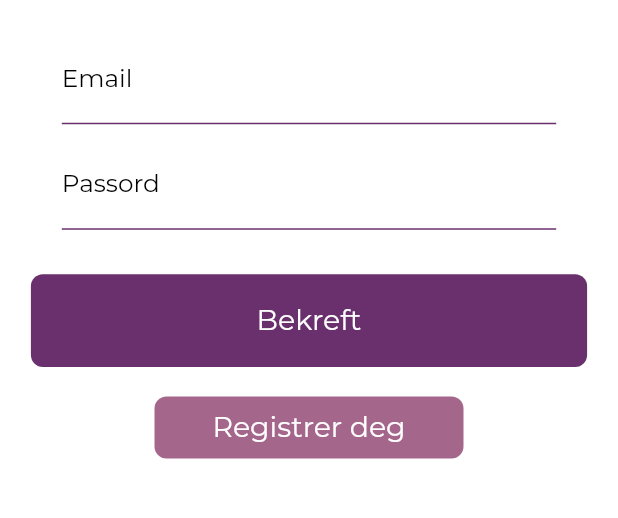
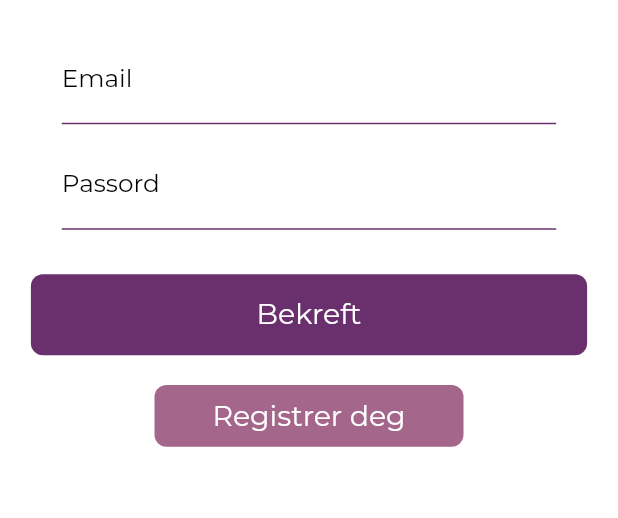
Before and after one commit to ulrikhaaland/innafor, a Flutter app: the screen it shows after launch, after a tap on "Email", on a phone screen of 412 x 824 dp, the part 65-583 px from its top. Run offline on Flutter 3.47's test engine with Material 2 defaults, Android fonts, the phone set to English and light mode, and no system bars; our stand-ins replace cloud_firestore, firebase_analytics, firebase_auth, firebase_messaging, firebase_storage, flutter_rating_bar and 6 more; missing offline and left inert: flutter_advanced_networkimage, flutter_cupertino_date_picker, flutter_page_indicator; accounts and stored records are empty; project files that could hold a hidden picture were left out.

```diff
--- a/lib/helper.dart
+++ b/lib/helper.dart
@@ -22,7 +22,7 @@ double getAppBarIconSize(BuildContext context) {
 
 double _appBarIconSize;
 
-double getImageSize({GlobalKey key, bool width}) {
+double getContainerSize({GlobalKey key, bool width}) {
   final RenderBox renderBoxRed = key.currentContext.findRenderObject();
   final sizeRed = renderBoxRed.size;
   print(sizeRed.width);
--- a/lib/login/login_email.dart
+++ b/lib/login/login_email.dart
@@ -187,7 +187,11 @@ class EmailLogin extends BaseView {
                     width: ServiceProvider.instance.screenService
                         .getWidthByPercentage(context, 50),
                     height: ServiceProvider.instance.screenService
-                        .getHeightByPercentage(context, 5),
+                            .isLandscape(context)
+                        ? ServiceProvider.instance.screenService
+                            .getHeightByPercentage(context, 7.5)
+                        : ServiceProvider.instance.screenService
+                            .getHeightByPercentage(context, 5),
                     decoration: BoxDecoration(
                       borderRadius: BorderRadius.circular(8),
                       color: ServiceProvider.instance.instanceStyleService
--- a/lib/login/login_phone.dart
+++ b/lib/login/login_phone.dart
@@ -69,12 +69,6 @@ class PhoneLoginController extends BaseController {
         }
       },
     );
-  }
-
-  @override
-  void dispose() {
-    _formKey.currentState.dispose();
-    super.dispose();
   }
 }
 
--- a/lib/main.dart
+++ b/lib/main.dart
@@ -1,3 +1,4 @@
+import 'package:flutter/services.dart';
 import 'package:innafor/login/login_phone.dart';
 import 'package:innafor/objects/post.dart';
 import 'package:innafor/root_page.dart';
@@ -12,10 +13,11 @@ import './service/service_provider.dart';
 import './service/screen_service.dart';
 import 'new-post/post.dart';
 
-void main() {
+Future main() async {
   ServiceProvider.instance.screenService = ScreenService();
   ServiceProvider.instance.instanceStyleService = InstanceStyleService();
   ServiceProvider.instance.themeService = ThemeService();
+  await SystemChrome.setPreferredOrientations([DeviceOrientation.portraitUp]);
   runApp(App());
 }
 
--- a/lib/objects/user.dart
+++ b/lib/objects/user.dart
@@ -13,10 +13,13 @@ class User {
   double appVersion;
   int notifications;
   DateTime birthDate;
+  List<String> blockedUserId;
+  bool blocked;
+  final DocumentReference docRef;
 
   final Firestore _firestoreInstance = Firestore.instance;
-  User({
-    this.email,
+  User(
+      {this.email,
       this.id,
       this.name,
       this.fcm,
@@ -24,7 +27,8 @@ class User {
       this.profilePicURL,
       this.appVersion,
       this.notifications,
-  });
+      this.blockedUserId,
+      this.docRef});
 
   fromJson(Map<String, dynamic> data) {
     this.email = data["email"];
@@ -36,6 +40,7 @@ class User {
     this.profilePicURL = data["profile_pic_url"];
     this.appVersion = data["app_version"];
     this.notifications = data["notifications"];
+    this.blockedUserId = data["blocker_user_id"] ?? <String>[];
   }
 
   Map<String, dynamic> toJson() {
@@ -48,6 +53,7 @@ class User {
       'profile_pic_url': this.profilePicURL,
       'app_version': this.appVersion,
       'notifications': this.notifications,
+      'blocker_user_id': this.blockedUserId,
     };
   }
 
--- a/lib/post/post-image/post_image_container.dart
+++ b/lib/post/post-image/post_image_container.dart
@@ -50,12 +50,12 @@ class PostImageContainerController extends BaseController {
           loadedCallback: () {
             loaded = true;
             Timer(Duration(milliseconds: 50), () {
-              imageHeight = getImageSize(
+              imageHeight = getContainerSize(
                 key: postImageController.imageSizeKey,
                 width: false,
               );
 
-              imageWidth = getImageSize(
+              imageWidth = getContainerSize(
                 key: postImageController.imageSizeKey,
                 width: true,
               );
--- a/lib/root_page.dart
+++ b/lib/root_page.dart
@@ -45,14 +45,24 @@ class RootPageController extends BaseController {
           profilePicURL: null,
           appVersion: 1,
           notifications: 0,
+          blockedUserId: <String>[],
+          docRef: docSnap.reference,
         );
+
         await Firestore.instance
             .document("users/${_firebaseUser.uid}")
             .setData(_user.toJson());
       } else {
-        _user = User();
+        _user = User(
+          docRef: docSnap.reference,
+        );
         _user.fromJson(docSnap.data);
       }
+      // Get list of blocked users id
+      docSnap.reference.collection("blocked").getDocuments().then((qSnap) =>
+          qSnap.documents
+              .forEach((doc) => _user.blockedUserId.add(doc.documentID)));
+
       _updateFcmToken();
     }
 
--- a/lib/service/instance_style_service.dart
+++ b/lib/service/instance_style_service.dart
@@ -142,15 +142,16 @@ class InstanceStyleService {
 
     _appStyle.body1Light = new TextStyle(
         fontSize: screenHeight * 0.020 * factor,
-        fontFamily: "Asap",
+        fontFamily: "Montserrat",
         fontWeight: FontWeight.normal,
         fontStyle: FontStyle.normal,
         color: Colors.white);
 
     _appStyle.body2 = new TextStyle(
       fontSize: screenHeight * 0.024 * factor,
+      fontFamily: "Montserrat",
       fontWeight: FontWeight.normal,
-      fontStyle: FontStyle.italic,
+      fontStyle: FontStyle.normal,
       color: _appStyle.textGrey,
     );
 
--- a/lib/widgets/buttons/primary_button.dart
+++ b/lib/widgets/buttons/primary_button.dart
@@ -50,9 +50,7 @@ class PrimaryButton extends BaseView {
             minWidth: controller.width ??
                 ServiceProvider.instance.screenService
                     .getPortraitWidthByPercentage(context, 90),
-            minHeight: controller.heigth ??
-                ServiceProvider.instance.screenService
-                    .getPortraitHeightByPercentage(context, 7.5)),
+            minHeight: controller.heigth ?? 54),
         child: RaisedButton(
             child: controller.isLoading
                 ? CPI(false)
```
Also changed, not shown: lib/post/post-comment/post_comment.dart (+5 -3 lines), lib/post/post_page.dart (+48 -3 lines), lib/widgets/dialogs/report_dialog.dart (added, +153 -0 lines), 1 other file. Lines whose indentation alone changed are shown as unchanged.
